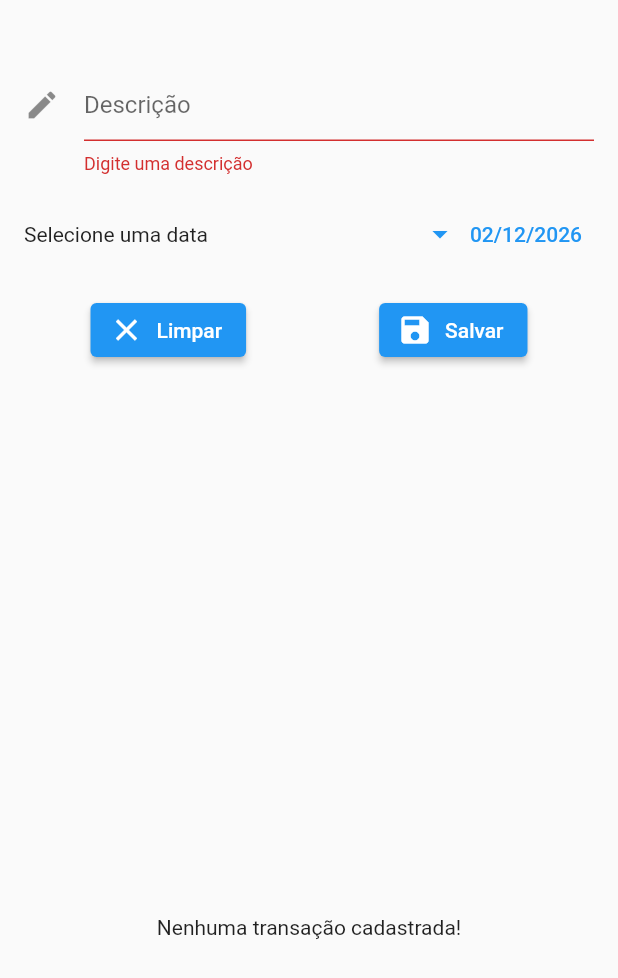
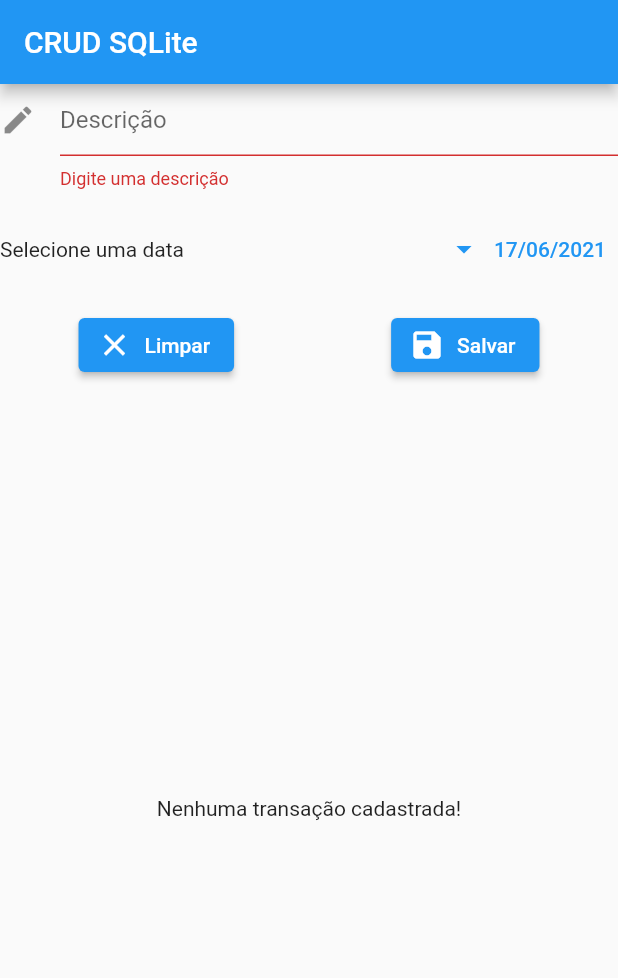
Before and after one commit to alexandress94/database_sqlite, a Flutter app: the screen it shows after launch, after a tap on "Salvar", on a phone screen of 412 x 824 dp. Shown: the top 978 px of the screen. Run offline on Flutter 3.47's test engine with Material 2 defaults, Android fonts, the phone set to English and light mode, and no system bars; our stand-ins replace get, sqflite; accounts and stored records are empty.

Commit message:
Rebuildando a página; Inserindo na lista

```diff
--- a/lib/app/modules/initial/initial_controller.dart
+++ b/lib/app/modules/initial/initial_controller.dart
@@ -5,47 +5,48 @@
 import 'package:get/get.dart';
 import 'package:intl/intl.dart';
 
-class InitialController extends GetxController{
+class InitialController extends GetxController {
   // Instância de variavéis.
   final TodoRepository repository;
-  final TextEditingController textController  = TextEditingController(  );
-  DateTime _dateTime                          = DateTime.now(  );
-  RxList<TodoModel> listTodoModels            = <TodoModel>[  ].obs;
+  final textController = TextEditingController();
+  DateTime _dateTime = DateTime.now();
+  RxList<TodoModel> listTodoModels = <TodoModel>[].obs;
   // Contrutor
-  InitialController( {required this.repository} );
+  InitialController({required this.repository});
 
   @override
-  void onReady(  ){
-    // Chamada do método.
-    print('onReady');
-    query(  );
-    super.onReady(  );
+  void onReady() {
+    // Chamada do método para rebuildar a página
+    query();
+    super.onReady();
   }
 
-  set selectedDate( DateTime date ){
+  set selectedDate(DateTime date) {
     _dateTime = date;
-    update( ['date'] );
+    update(['date']);
   }
-  get getSelectedDateFormat =>  DateFormat( 'dd/MM/yyy' ).format( _dateTime );
+
+  String get getSelectedDateFormat => DateFormat('dd/MM/yyy').format(_dateTime);
 
   // Obtem todos os dados
-  Future<void> query(  ) async{
+  Future<void> query() async {
     List<Map<String, dynamic>> todos = await repository.query();
-    listTodoModels.value = todos.map((data) => TodoModel.fromMap(data)).toList();
+    listTodoModels.value =
+        todos.map((data) => TodoModel.fromMap(data)).toList();
   }
 
   // Inserir os dados
-  Future<void> insert( ) async {
-    await repository.insert(TodoModel(
-      title: textController.text,
-      date: getSelectedDateFormat
-    ));
-    // Limpa campo.
+  Future<void> insert() async {
+    await repository.insert(
+        TodoModel(title: textController.text, date: getSelectedDateFormat));
+    // Chamando o método query para atualizar a lista "listTodoModels"
+    query();
+    // Método para limpar campo.
     clearField();
   }
 
-  void clearField(  ){
+  void clearField() {
     textController.text = "";
-    _dateTime           = DateTime.now();
+    _dateTime = DateTime.now();
   }
 }
--- a/lib/app/modules/initial/initial_page.dart
+++ b/lib/app/modules/initial/initial_page.dart
@@ -1,30 +1,35 @@
 import 'package:database_sqlite/app/modules/initial/initial_controller.dart';
+import 'package:database_sqlite/app/modules/initial/local_widgets/form_widget.dart';
+import 'package:database_sqlite/app/modules/initial/local_widgets/is_empty_widget.dart';
 import 'package:database_sqlite/app/modules/initial/local_widgets/todo_datails_widget.dart';
 import 'package:flutter/material.dart';
 import 'package:get/get.dart';
-import 'local_widgets/form_widget.dart';
-import 'local_widgets/is_empty_widget.dart';
 
 class InitialPage extends StatelessWidget {
+  InitialPage({Key? key}) : super(key: key);
+
+  final _initialController = Get.find<InitialController>();
   @override
   Widget build(BuildContext context) {
-    final _initialController = Get.find<InitialController>();
     return Scaffold(
+      appBar: AppBar(
+        title: Text('CRUD SQLite'),
+      ),
       body: Column(
         children: [
-          Container(
-            padding: const EdgeInsets.only(top: 46, left: 16, right: 16),
-            height: Get.height * 0.5,
-            width: double.infinity,
+          SingleChildScrollView(
             child: FormWidget(),
           ),
           Obx(() {
             if (_initialController.listTodoModels.isEmpty) {
               return IsEmptyWidget();
             } else {
-              return TodoDatailsWidget();
+              return Expanded(
+                flex: 2,
+                child: TodoDatailsWidget(),
+              );
             }
-          }),
+          })
         ],
       ),
     );
--- a/lib/app/modules/initial/local_widgets/form_widget.dart
+++ b/lib/app/modules/initial/local_widgets/form_widget.dart
@@ -3,12 +3,14 @@
 import '../initial_controller.dart';
 
 class FormWidget extends StatelessWidget {
-  const FormWidget({Key? key}) : super(key: key);
+  FormWidget({Key? key}) : super(key: key);
+
+  static final _formKey = GlobalKey<FormState>();
 
   @override
   Widget build(BuildContext context) {
-    final _formKey = GlobalKey<FormState>();
     final _initialController = Get.find<InitialController>();
+
     _showDatePicker() {
       return showDatePicker(
               context: context,
@@ -61,8 +63,7 @@
             ],
           ),
           SizedBox(height: 16),
-          GetBuilder<InitialController>(
-            builder: (controller) => Row(
+          Row(
             mainAxisAlignment: MainAxisAlignment.spaceAround,
             children: [
               ElevatedButton.icon(
@@ -73,7 +74,7 @@
               ElevatedButton.icon(
                 onPressed: () {
                   if (_formKey.currentState!.validate()) {
-                      controller.insert();
+                    _initialController.insert();
                   }
                 },
                 icon: Icon(Icons.save),
@@ -81,8 +82,6 @@
               ),
             ],
           ),
-          ),
-
         ],
       ),
     );
--- a/pubspec.yaml
+++ b/pubspec.yaml
@@ -18,7 +18,7 @@
 version: 1.0.0+1
 
 environment:
-  sdk: ">=2.12.0 <3.0.0"
+  sdk: ">=2.13.0 <3.0.0"
 
 dependencies:
   flutter:
```
Also changed, not shown: lib/app/modules/initial/local_widgets/todo_datails_widget.dart (+15 -60 lines). Lines whose indentation alone changed are shown as unchanged.
